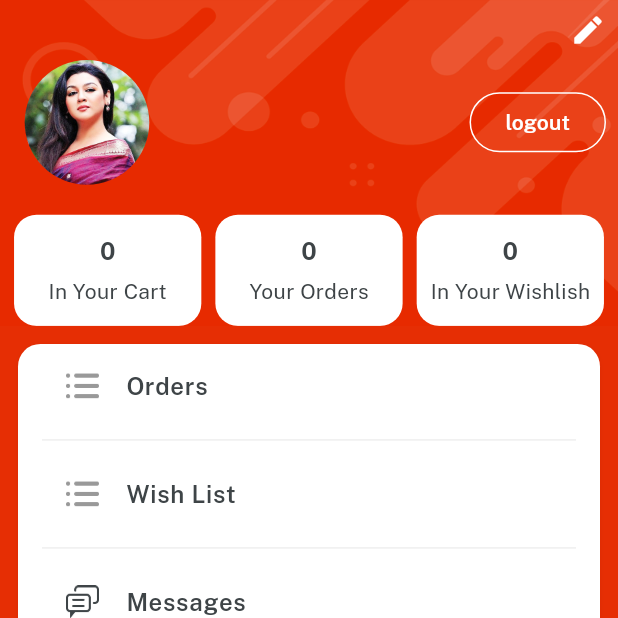
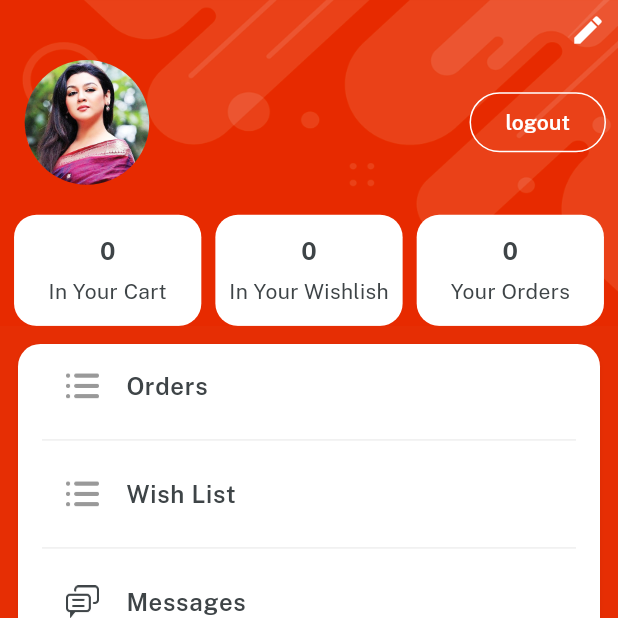
Before and after one commit to thesheerazali/Ezzy_Mart, a Flutter app: the ProfileScreen screen opened directly, on a phone screen of 412 x 824 dp, the top half of it. Run offline on Flutter 3.47's test engine with Material 3 defaults, Android fonts, the phone set to English and light mode, and no system bars; our stand-ins replace cloud_firestore, firebase_auth, firebase_core, firebase_storage, fluttertoast, get and 2 more; accounts and stored records are empty.

Commit message:
profile screen count section complete with functionality

```diff
--- a/lib/services/firestore_services.dart
+++ b/lib/services/firestore_services.dart
@@ -1,3 +1,4 @@
+import 'package:my_mart/consts/consts.dart';
 import 'package:my_mart/consts/firebase_const.dart';
 
 class FireStoreServices {
@@ -70,4 +71,58 @@ class FireStoreServices {
         .where('fromId', isEqualTo: currentUser!.uid)
         .snapshots();
   }
+
+  // static getCounts() async {
+  //   var res = Future.wait({
+  //     firestore
+  //         .collection(cartCllection)
+  //         .where('added_by', isEqualTo: currentUser!.uid)
+  //         .get()
+  //         .then((value) {
+  //       return value.docs.length;
+  //     }),
+  //     firestore
+  //         .collection(productsCollection)
+  //         .where('p_wishlist', arrayContains: currentUser!.uid)
+  //         .get()
+  //         .then((value) {
+  //       return value.docs.length;
+  //     }),
+  //     firestore
+  //         .collection(orderCollection)
+  //         .where('order_by', isEqualTo: currentUser!.uid)
+  //         .get()
+  //         .then((value) {
+  //       return value.docs.length;
+  //     })
+  //   });
+
+  //   return res;
+  // }
+
+  static Stream<List<int>> getCountsStream() async* {
+    final counts = await Future.wait([
+      firestore
+          .collection(cartCllection)
+          .where('added_by', isEqualTo: currentUser!.uid)
+          .get()
+          .then((value) => value.docs.length),
+      firestore
+          .collection(productsCollection)
+          .where('p_wishlist', arrayContains: currentUser!.uid)
+          .get()
+          .then((value) => value.docs.length),
+      firestore
+          .collection(orderCollection)
+          .where('order_by', isEqualTo: currentUser!.uid)
+          .get()
+          .then((value) => value.docs.length),
+    ]);
+
+    yield counts;
+  }
+
+  static getAllProducts() {
+    return firestore.collection(productsCollection).snapshots();
+  }
 }
--- a/lib/veiw/profile_screen/profile_screen.dart
+++ b/lib/veiw/profile_screen/profile_screen.dart
@@ -4,13 +4,14 @@ import 'package:my_mart/consts/consts.dart';
 import 'package:my_mart/consts/firebase_const.dart';
 import 'package:my_mart/consts/list.dart';
 import 'package:my_mart/services/firestore_services.dart';
-import 'package:my_mart/veiw/auth/login_Screen.dart';
+import 'package:my_mart/veiw/auth/login_screen.dart';
 import 'package:my_mart/veiw/messages_screen.dart/messages_screen.dart';
 import 'package:my_mart/veiw/orders_screen/orders_screen.dart';
 import 'package:my_mart/veiw/profile_screen/components/detail_cards.dart';
 import 'package:my_mart/veiw/profile_screen/edit_profile_screen.dart';
 import 'package:my_mart/veiw/wishlist_screen/wishlist_screen.dart';
 
+import '../../Common_Widgets/loading_indicator.dart';
 import '../../controllers/profile_controller.dart';
 import '../../utils/toast_message.dart';
 
@@ -118,20 +119,31 @@ class ProfileScreen extends StatelessWidget {
                         ),
 
                         20.heightBox,
-
-                        Row(
-                          mainAxisAlignment: MainAxisAlignment.spaceEvenly,
+                        StreamBuilder(
+                          stream: FireStoreServices.getCountsStream(),
+                          builder: (BuildContext context,
+                              AsyncSnapshot<List<int>> snapshot) {
+                            if (!snapshot.hasData) {
+                              return Center(child: loadingIndicator());
+                            } else {
+                              var countdata = snapshot.data;
+                              return Row(
+                                mainAxisAlignment:
+                                    MainAxisAlignment.spaceEvenly,
                                 children: [
                                   detailCard(
-                                count: "${data['cart_count']}",
+                                      count: "${countdata![0]}",
                                       title: "In Your Cart"),
                                   detailCard(
-                                count: "${data['order_count']}",
+                                      count: "${countdata[2]}",
+                                      title: "In Your Wishlish"),
+                                  detailCard(
+                                      count: "${countdata[1]}",
                                       title: "Your Orders"),
-                            detailCard(
-                                count: "${data['wishlist_count']}",
-                                title: "In Your Wishlish")
                                 ],
+                              );
+                            }
+                          },
                         ),
 
                         //Button Sections
```
Lines whose indentation alone changed are shown as unchanged.
